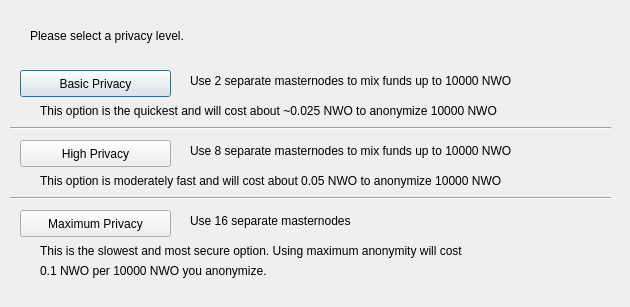
The window that src/qt/forms/obfuscationconfig.ui (MotoAcidic/BaseSource) describes before a commit, drawn with Qt 5.
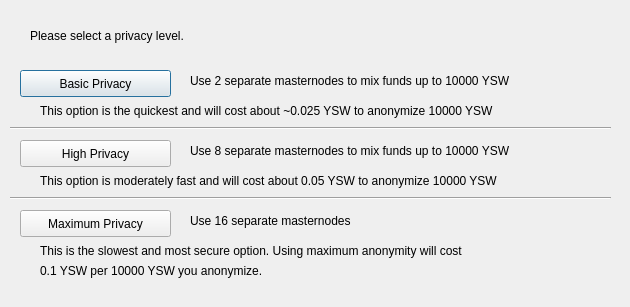
The same window after the commit.

Diff of the .ui file:
```diff
--- a/src/qt/forms/obfuscationconfig.ui
+++ b/src/qt/forms/obfuscationconfig.ui
@@ -75,7 +75,7 @@
     </rect>
    </property>
    <property name="text">
-    <string>Use 2 separate masternodes to mix funds up to 10000 NWO</string>
+    <string>Use 2 separate masternodes to mix funds up to 10000 YSW</string>
    </property>
   </widget>
   <widget class="QLabel" name="label_3">
@@ -88,7 +88,7 @@
     </rect>
    </property>
    <property name="text">
-    <string>Use 8 separate masternodes to mix funds up to 10000 NWO</string>
+    <string>Use 8 separate masternodes to mix funds up to 10000 YSW</string>
    </property>
   </widget>
   <widget class="QLabel" name="label_4">
@@ -114,7 +114,7 @@
     </rect>
    </property>
    <property name="text">
-    <string>This option is the quickest and will cost about ~0.025 NWO to anonymize 10000 NWO</string>
+    <string>This option is the quickest and will cost about ~0.025 YSW to anonymize 10000 YSW</string>
    </property>
   </widget>
   <widget class="QLabel" name="label_7">
@@ -127,7 +127,7 @@
     </rect>
    </property>
    <property name="text">
-    <string>This option is moderately fast and will cost about 0.05 NWO to anonymize 10000 NWO</string>
+    <string>This option is moderately fast and will cost about 0.05 YSW to anonymize 10000 YSW</string>
    </property>
   </widget>
   <widget class="QLabel" name="label_8">
@@ -153,7 +153,7 @@
     </rect>
    </property>
    <property name="text">
-    <string>0.1 NWO per 10000 NWO you anonymize.</string>
+    <string>0.1 YSW per 10000 YSW you anonymize.</string>
    </property>
   </widget>
   <widget class="Line" name="line">
```
